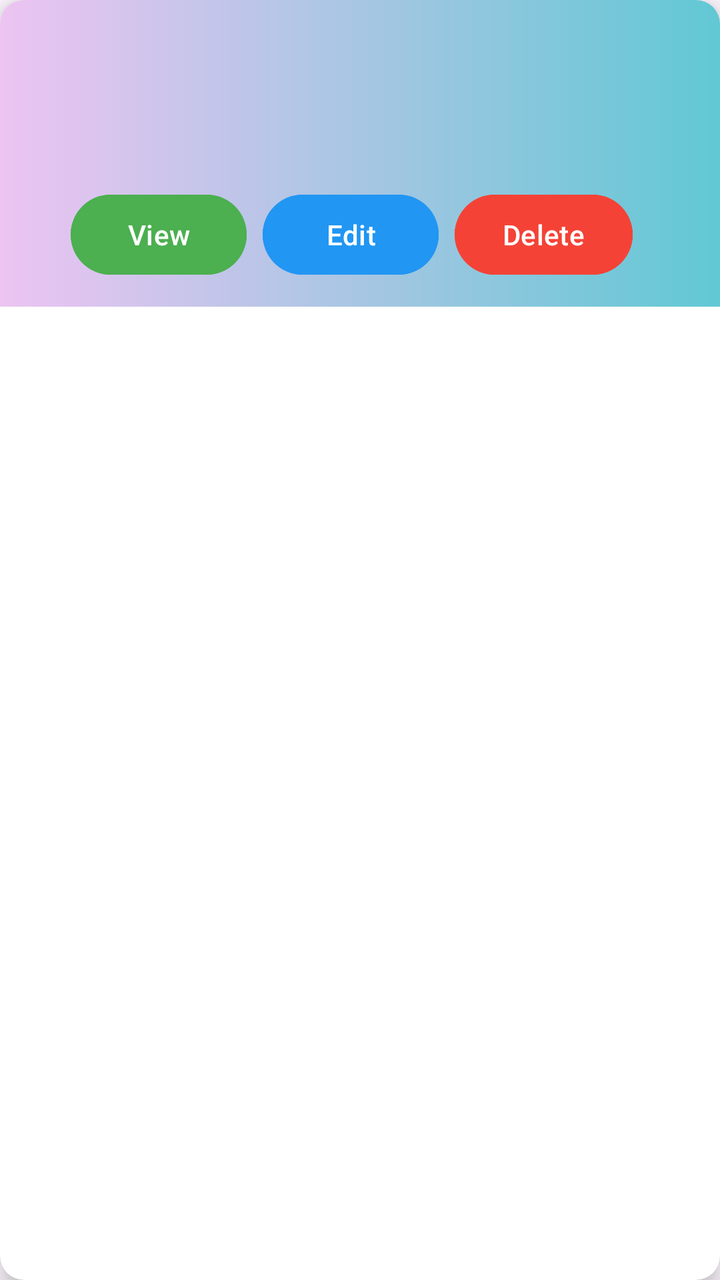
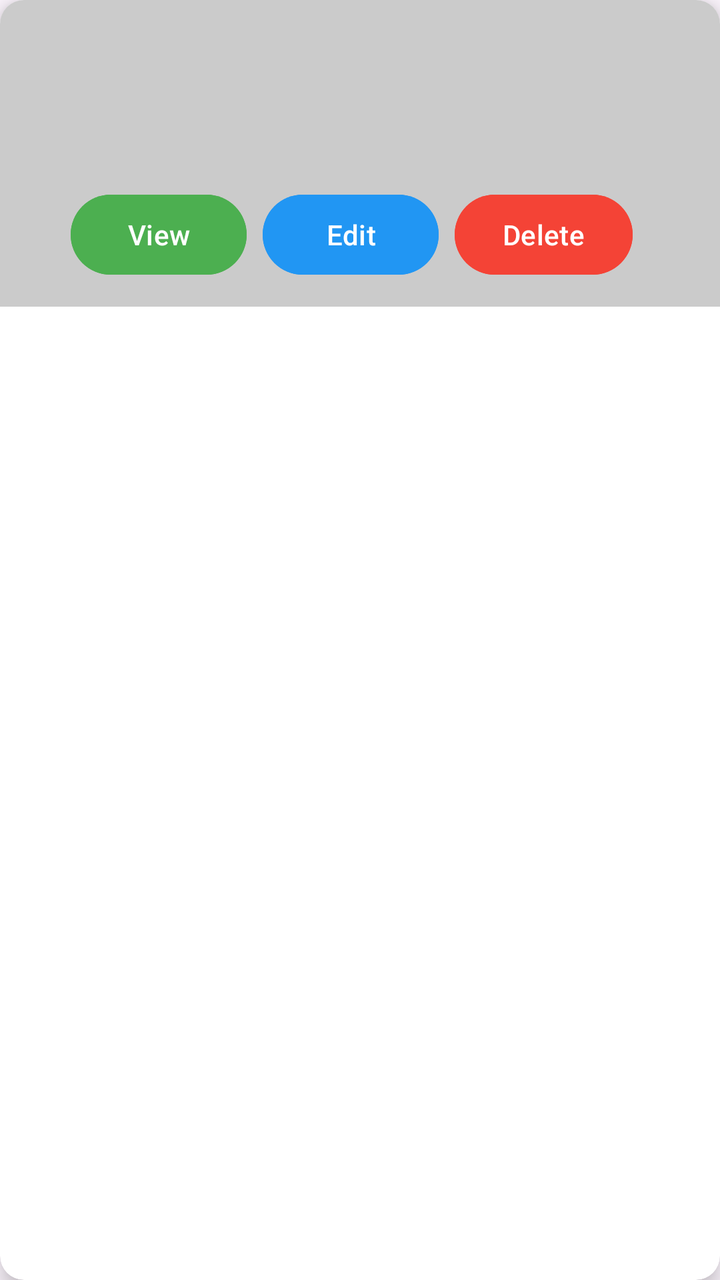

Compare the two renders of this Android layout. The source of the first and the diff that turns it into the second are given below.
<!-- AndroidManifest.xml: application theme Theme.EduQuiz -->
<!-- res/layout/quiz_item.xml -->
<?xml version="1.0" encoding="utf-8"?>
<androidx.cardview.widget.CardView xmlns:android="http://schemas.android.com/apk/res/android"
    xmlns:card_view="http://schemas.android.com/apk/res-auto"
    android:layout_width="match_parent"
    android:layout_height="wrap_content"
    android:layout_margin="8dp"
    card_view:cardCornerRadius="12dp"
    card_view:cardElevation="6dp">

    <LinearLayout
        android:layout_width="match_parent"
        android:layout_height="wrap_content"
        android:orientation="vertical"
        android:background="@drawable/card_bg"
        android:padding="12dp">

        <TextView
            android:id="@+id/tvquizitemquiztitle"
            android:layout_width="match_parent"
            android:layout_height="wrap_content"
            android:text=""
            android:fontFamily="@font/alice"
            android:textSize="20dp"
            android:textStyle="bold"
            android:textAlignment="center"
            android:textColor="#000000"
            android:layout_marginRight="5dp"/>


        <LinearLayout
            android:layout_width="match_parent"
            android:layout_height="wrap_content"
            android:orientation="horizontal"
            android:weightSum="100"
            android:layout_marginTop="8dp">
            
            <TextView
                android:id="@+id/tvquizitemquizsubject"
                android:layout_width="wrap_content"
                android:layout_height="wrap_content"
                android:text=""
                android:layout_weight="65"
                android:textSize="18sp"
                android:layout_marginTop="4dp"
                android:textColor="#444444"
                android:layout_marginRight="10dp"
                android:paddingRight="120dp"/>

            
            <TextView
                android:id="@+id/tvquizitemquizquestioncount"
                android:layout_width="wrap_content"
                android:layout_height="wrap_content"
                android:text=""
                android:layout_weight="35"
                android:textSize="16sp"
                android:layout_marginTop="4dp"
                android:textColor="#444444"
                android:layout_marginEnd="10dp"/>
        </LinearLayout>

        
        <LinearLayout
            android:layout_width="match_parent"
            android:layout_height="wrap_content"
            android:orientation="horizontal"
            android:gravity="center"
            android:layout_marginTop="18dp">

            <Button
                android:id="@+id/btnquizitemview"
                android:layout_width="wrap_content"
                android:layout_height="wrap_content"
                android:text="View"
                android:backgroundTint="#4CAF50"
                android:textColor="#FFFFFF"
                android:layout_marginEnd="8dp"/>

            <Button
                android:id="@+id/btnquizitemedit"
                android:layout_width="wrap_content"
                android:layout_height="wrap_content"
                android:text="Edit"
                android:backgroundTint="#2196F3"
                android:textColor="#FFFFFF"
                android:layout_marginEnd="8dp" />

            <Button
                android:id="@+id/btnquizitemdelete"
                android:layout_width="wrap_content"
                android:layout_height="wrap_content"
                android:text="Delete"
                android:backgroundTint="#F44336"
                android:textColor="#FFFFFF"
                android:layout_marginEnd="8dp" />
        </LinearLayout>

    </LinearLayout>
</androidx.cardview.widget.CardView>
<!-- resources referenced by this layout -->
<resources>
  <!-- drawable card_bg (drawable) -->
  <?xml version="1.0" encoding="utf-8"?>
  <shape xmlns:android="http://schemas.android.com/apk/res/android">
  
      <gradient
          android:startColor="@color/SkyBlue"
          android:endColor="@color/songlistback"
          android:angle="180"
          >
  
      </gradient>
  
  </shape>
  <style name="Theme.EduQuiz" parent="Base.Theme.EduQuiz" />
  <color name="SkyBlue">#61C8D4</color>
  <color name="songlistback">#EDC4F2</color>
  <style name="Base.Theme.EduQuiz" parent="Theme.Material3.DayNight.NoActionBar">
          
          
      </style>
</resources>

<!-- the commit's change to res/layout/quiz_item.xml (unified diff, before → after) -->
@@ -11,7 +11,7 @@
         android:layout_width="match_parent"
         android:layout_height="wrap_content"
         android:orientation="vertical"
-        android:background="@drawable/card_bg"
+        android:background="#CBCBCB"
         android:padding="12dp">
 
         <TextView
<!-- resource entries referenced after the edit -->
@@ -1,21 +1,6 @@
 <!-- resources referenced by this layout -->
 <resources>
-  <!-- drawable card_bg (drawable) -->
-  <?xml version="1.0" encoding="utf-8"?>
-  <shape xmlns:android="http://schemas.android.com/apk/res/android">
-  
-      <gradient
-          android:startColor="@color/SkyBlue"
-          android:endColor="@color/songlistback"
-          android:angle="180"
-          >
-  
-      </gradient>
-  
-  </shape>
   <style name="Theme.EduQuiz" parent="Base.Theme.EduQuiz" />
-  <color name="SkyBlue">#61C8D4</color>
-  <color name="songlistback">#EDC4F2</color>
   <style name="Base.Theme.EduQuiz" parent="Theme.Material3.DayNight.NoActionBar">
           
           
